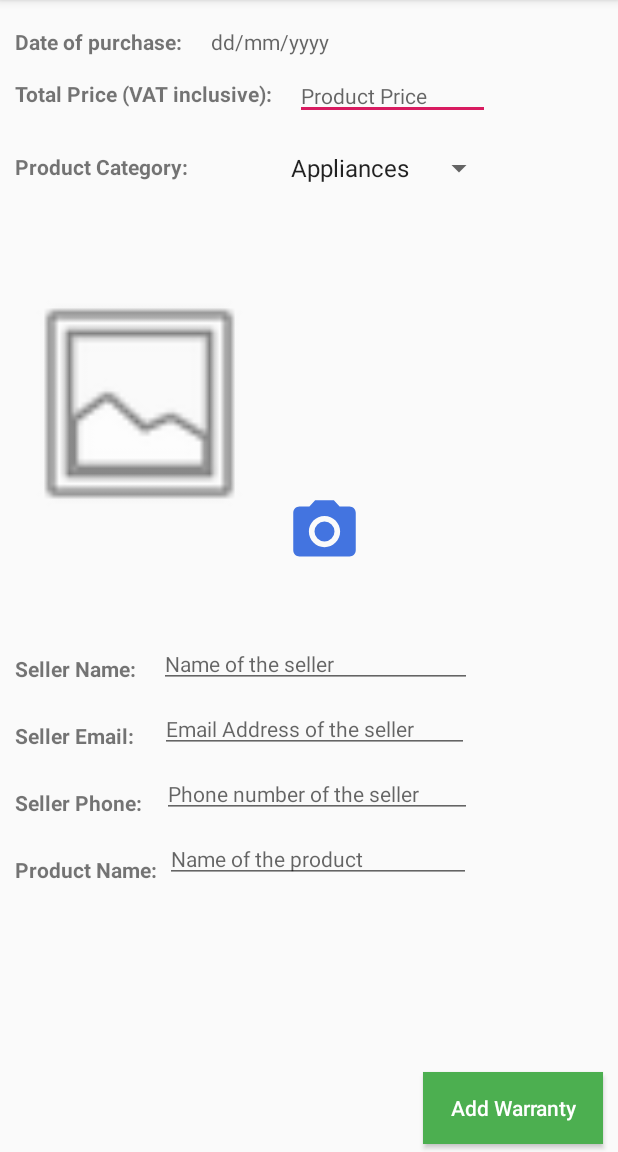
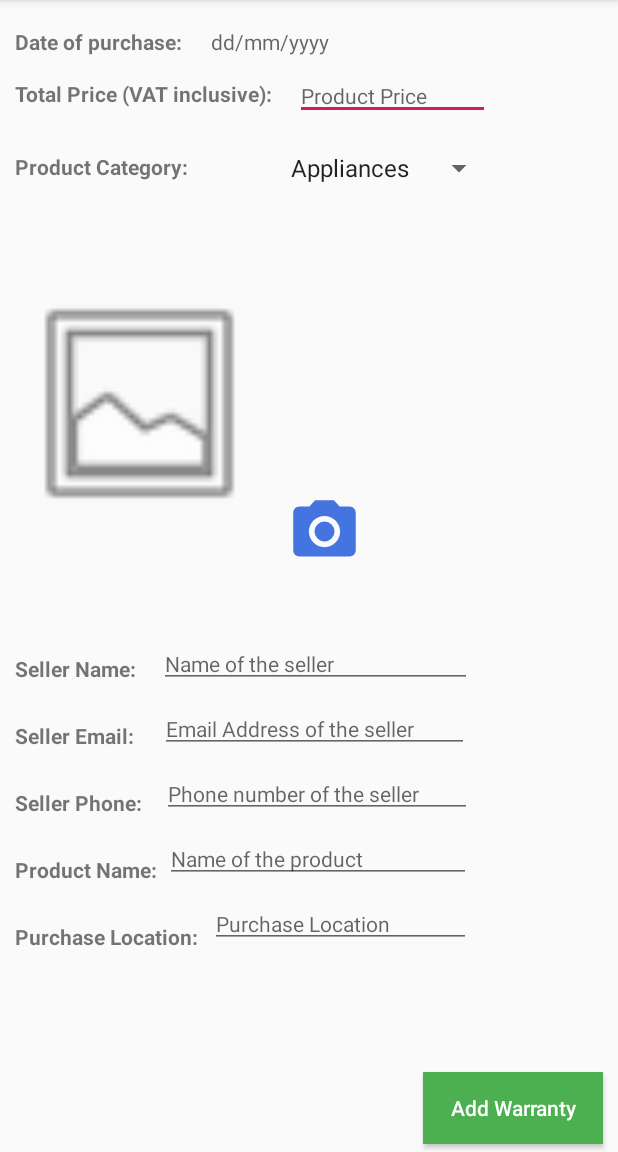
Before and after one commit to codegeass56/Warrager, an Android app: the MainActivity screen opened directly, with no data from a screen before it, on a phone screen of 412 x 824 dp, the part 84-1236 px from its top. Run offline under Robolectric (Android 15) with nearby library versions, the phone set to English and light mode, and no system bars; our stand-ins replace Firebase (no records; nobody signed in at launch, a user with empty details on screens opened directly).

Commit message:
Added location and delete refresh

```diff
--- a/app/src/main/java/com/example/a242project/MainActivity.java
+++ b/app/src/main/java/com/example/a242project/MainActivity.java
@@ -54,6 +54,7 @@ import javax.crypto.spec.SecretKeySpec;
 public class MainActivity extends AppCompatActivity {
     private static final String FILE_NAME_ENC = "Warranty_Photo";
     TextView date_tv;
+    EditText purchaseLocationET;
     Button addwarrantybt;
     EditText priceEditText, sellernameET, sellerphoneET, selleremailET, productnameET;
     Spinner categorySpinner;
@@ -79,6 +80,7 @@ public class MainActivity extends AppCompatActivity {
         sellernameET = findViewById(R.id.sellernameET);
         productnameET = findViewById(R.id.productnameET);
         addwarrantybt = findViewById(R.id.addwarrantybt);
+        purchaseLocationET = findViewById(R.id.purchaseLocationET);
         warranty = FirebaseDatabase.getInstance().getReference().child("Warranty");
 
         date_tv.setOnClickListener(new View.OnClickListener() {
@@ -164,7 +166,8 @@ public class MainActivity extends AppCompatActivity {
                 String imageAsString = Base64.encodeToString(b, Base64.DEFAULT);
 
                 Warranty obj = new Warranty(sellernameET.getText().toString(), sellerphoneET.getText().toString(), selleremailET.getText().toString(),
-                        date_tv.getText().toString(), productnameET.getText().toString(), categorySpinner.getSelectedItem().toString(), priceEditText.getText().toString(), "", imageAsString);
+                        date_tv.getText().toString(), productnameET.getText().toString(), categorySpinner.getSelectedItem().toString(), priceEditText.getText().toString(), "", imageAsString,
+                        purchaseLocationET.getText().toString());
                 //encrypt object
                 try {
                     Warranty encryptedObj = encrypt(obj,"zxcasdqwe");
@@ -226,6 +229,7 @@ public class MainActivity extends AppCompatActivity {
     private void openWarrantyList() {
         Intent intent = new Intent(this, WarrantyList.class );
         startActivity(intent);
+        finish();
     }
 
     private Warranty encrypt(Warranty Data, String password) throws UnsupportedEncodingException, NoSuchAlgorithmException, NoSuchPaddingException, InvalidKeyException, BadPaddingException, IllegalBlockSizeException {
--- a/app/src/main/java/com/example/a242project/WarrantyListAdapter.java
+++ b/app/src/main/java/com/example/a242project/WarrantyListAdapter.java
@@ -38,8 +38,9 @@ class WarrantyListAdapter extends ArrayAdapter<Warranty> {
         String productCategory = getItem(position).getProductCategory();
         String productPrice = getItem(position).getProductPrice();
         String pushid = getItem(position).getPushid();
+        String purchaseLocation = getItem(position).getPurchaseLocation();
 
-        Warranty warranty = new Warranty(sellerName,sellerPhone,sellerEmail,dateOfPurchase,productName,productCategory,productPrice,pushid,"");
+        Warranty warranty = new Warranty(sellerName,sellerPhone,sellerEmail,dateOfPurchase,productName,productCategory,productPrice,pushid,"",purchaseLocation);
 
         LayoutInflater inflater = LayoutInflater.from(mContext);
         convertView = inflater.inflate(mResource,parent,false);
@@ -51,6 +52,7 @@ class WarrantyListAdapter extends ArrayAdapter<Warranty> {
         TextView tvProductName = (TextView) convertView.findViewById(R.id.tvProductName);
         TextView tvCategory = (TextView) convertView.findViewById(R.id.tvProductCategory);
         TextView tvProductPrice = (TextView) convertView.findViewById(R.id.tvProductPrice);
+        TextView tvPurchaseLocation = (TextView) convertView.findViewById(R.id.tvPurchaseLocation);
 
         tvSellerName.setText(sellerName);
         tvSellerPhone.setText(sellerPhone);
@@ -59,6 +61,7 @@ class WarrantyListAdapter extends ArrayAdapter<Warranty> {
         tvProductName.setText(productName);
         tvCategory.setText(productCategory);
         tvProductPrice.setText(productPrice);
+        tvPurchaseLocation.setText(purchaseLocation);
 
         return convertView;
 
--- a/app/src/main/res/layout/add_warranty.xml
+++ b/app/src/main/res/layout/add_warranty.xml
@@ -118,7 +118,22 @@
         android:paddingTop="0dp"
         android:paddingBottom="5dp"
         android:textSize="14sp" />
-
+    <EditText
+        android:id="@+id/purchaseLocationET"
+        android:layout_width="wrap_content"
+        android:layout_height="wrap_content"
+        android:layout_below="@id/productnameET"
+        android:layout_alignParentEnd="true"
+        android:layout_centerHorizontal="true"
+        android:layout_marginStart="45dp"
+        android:layout_marginTop="16dp"
+        android:layout_marginEnd="98dp"
+        android:layout_toEndOf="@+id/sellerphone_tv"
+        android:hint="@string/purchaseLocationHint"
+        android:inputType="text"
+        android:paddingTop="0dp"
+        android:paddingBottom="5dp"
+        android:textSize="14sp" />
     <TextView
         android:id="@+id/categoryLabel"
         android:layout_width="wrap_content"
@@ -168,6 +183,15 @@
         android:layout_marginStart="10dp"
         android:layout_marginTop="25dp"
         android:text="@string/productNameLabel" />
+    <TextView
+        android:id="@+id/purchaseLocation_tv"
+        android:layout_width="wrap_content"
+        android:layout_height="wrap_content"
+        android:layout_below="@+id/productname_tv"
+        android:layout_alignParentStart="true"
+        android:layout_marginStart="10dp"
+        android:layout_marginTop="25dp"
+        android:text="@string/purchaseLocationLabel" />
 
     <Spinner
         android:id="@+id/categorySpinner"
--- a/app/src/main/res/values/strings.xml
+++ b/app/src/main/res/values/strings.xml
@@ -13,11 +13,14 @@
     <string name="sellerPhoneLabel"><b>Seller Phone:</b></string>
     <string name="sellerEmailLabel"><b>Seller Email:</b></string>
     <string name="productNameLabel"><b>Product Name:</b></string>
+    <string name="purchaseLocationLabel"><b>Purchase Location:</b></string>
     <string name="priceHint">Product Price</string>
     <string name="nameHint">Name of the seller</string>
     <string name="numberHint">Phone number of the seller</string>
     <string name="emailHint">Email Address of the seller</string>
     <string name="productNameHint">Name of the product</string>
+    <string name="purchaseLocationHint">Purchase Location</string>
     <string name="emptyMessage">Nothing yet? Try adding!</string>
     <string name="userReceipt"><b>Your Receipt</b></string>
+    <string name="title_activity_maps">Map</string>
 </resources>
--- a/build.gradle
+++ b/build.gradle
@@ -4,11 +4,10 @@ buildscript {
     repositories {
         google()
         jcenter()
-
     }
     dependencies {
         classpath 'com.android.tools.build:gradle:3.5.2'
-        classpath 'com.google.gms:google-services:4.3.2'
+        classpath 'com.google.gms:google-services:4.3.3'
 
         // NOTE: Do not place your application dependencies here; they belong
         // in the individual module build.gradle files
```
Also changed, not shown: app/build.gradle (+5 -2 lines), app/src/main/AndroidManifest.xml (+18 -1 lines), app/src/main/java/com/example/a242project/SelectedWarranty.java (+7 -3 lines), app/src/main/java/com/example/a242project/Warranty.java (+20 -6 lines), app/src/main/java/com/example/a242project/WarrantyList.java (+14 -3 lines), app/src/main/res/layout/selected_warranty_details.xml (+26 -3 lines), app/src/main/res/layout/warranty_listitem.xml (+19 -0 lines), app/src/main/res/layout/warranty_listview.xml (+5 -5 lines).
